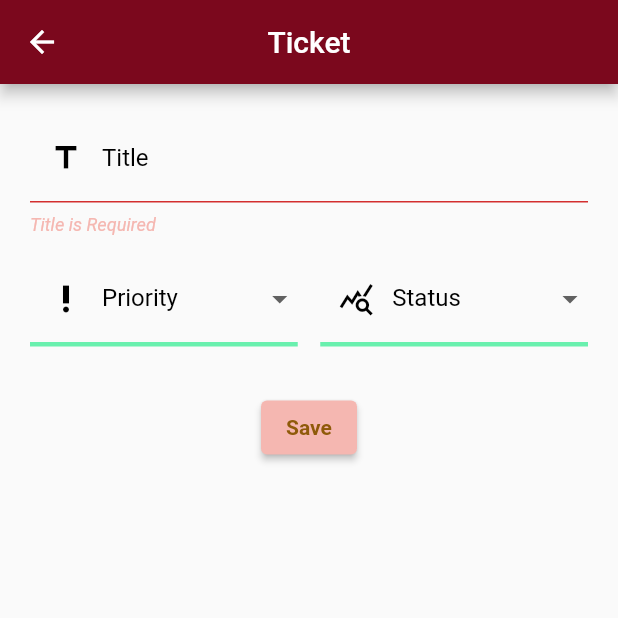
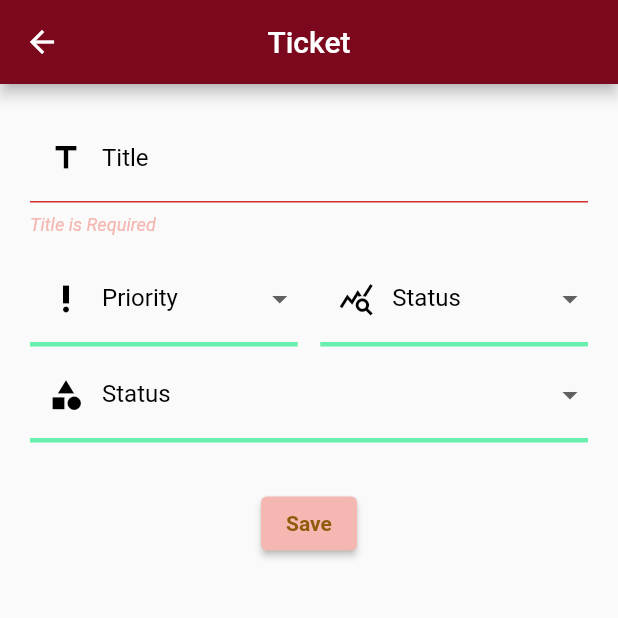
Before and after one commit to itsmng/mobileapp, a Flutter app: the DetailTicket screen opened directly with empty values, after a tap on "Save", on a phone screen of 412 x 824 dp, the top half of it. Run offline on Flutter 3.47's test engine with Material 2 defaults, Android fonts, the phone set to English and light mode, and no system bars; our stand-ins replace charts_flutter, rflutter_alert, shared_preferences; missing offline and left inert: regexed_validator; accounts and stored records are empty.

Commit message:
Add entity in update

```diff
--- a/lib/UI/detail_ticket.dart
+++ b/lib/UI/detail_ticket.dart
@@ -67,6 +67,20 @@ class _DetailTicketState extends State<DetailTicket> {
     return menuItems;
   }
 
+  Map<int, String> listEntities = {
+    0: "root entity",
+    1: "under root entity",
+  };
+  late String selectedEntity;
+  List<DropdownMenuItem<String>> get dropdownEntities {
+    List<DropdownMenuItem<String>> menuItems = [
+      const DropdownMenuItem(value: "root entity", child: Text("root entity")),
+      const DropdownMenuItem(
+          value: "under root entity", child: Text("under root entity")),
+    ];
+    return menuItems;
+  }
+
   final objectTicket = Tickets();
   dynamic responseAPI;
   Map updateData = {};
@@ -78,6 +92,7 @@ class _DetailTicketState extends State<DetailTicket> {
     _titleController.text = widget.ticket.title.toString();
     selectedPriority = widget.ticket.priority.toString();
     selectedStatus = widget.ticket.statusValue.toString();
+    selectedEntity = widget.ticket.entity.toString();
     super.initState();
   }
 
@@ -167,6 +182,36 @@ class _DetailTicketState extends State<DetailTicket> {
                       ),
                     ],
                   ),
+                  Row(
+                    mainAxisAlignment: MainAxisAlignment.center,
+                    children: <Widget>[
+                      Expanded(
+                        child: DropdownButtonFormField(
+                          value: selectedEntity,
+                          items: dropdownEntities,
+                          onChanged: (String? value) {
+                            setState(() {
+                              selectedEntity = value!;
+                            });
+                          },
+                          decoration: const InputDecoration(
+                            labelText: 'Status',
+                            prefixIcon:
+                                Icon(Icons.category_sharp, color: Colors.black),
+                            focusColor: Colors.black,
+                            enabledBorder: UnderlineInputBorder(
+                              borderSide: BorderSide(
+                                  width: 3, color: Colors.greenAccent),
+                            ),
+                            labelStyle: TextStyle(color: Colors.black),
+                            errorStyle: TextStyle(
+                                color: Color.fromARGB(255, 245, 183, 177),
+                                fontStyle: FontStyle.italic),
+                          ),
+                        ),
+                      ),
+                    ],
+                  ),
                   const SizedBox(
                     height: 30,
                   ),
@@ -181,9 +226,14 @@ class _DetailTicketState extends State<DetailTicket> {
                         var statusID = listStatus.keys.where(
                             (element) => listStatus[element] == selectedStatus);
 
+                        var entityID = listEntities.keys.where((element) =>
+                            listEntities[element] == selectedEntity);
+                        print(entityID.first);
+
                         updateData["name"] = _titleController.text;
                         updateData["priority"] = priorityID.first;
                         updateData["status"] = statusID.first;
+                        updateData["entities_id"] = statusID.first;
 
                         responseAPI = objectTicket.apiMgmt.put(
                             ApiEndpoint.apiUpdateTicket,
--- a/lib/models/tickets_model.dart
+++ b/lib/models/tickets_model.dart
@@ -74,7 +74,8 @@ class Tickets {
   static Map<String, dynamic> toJson(Tickets value) => {
         'name': value.title,
         'priority': value.priority,
-        'status': value.statusValue
+        'status': value.statusValue,
+        'entities_id': value.entity,
       };
 
   // Method to get all special status and return a list of them
```
